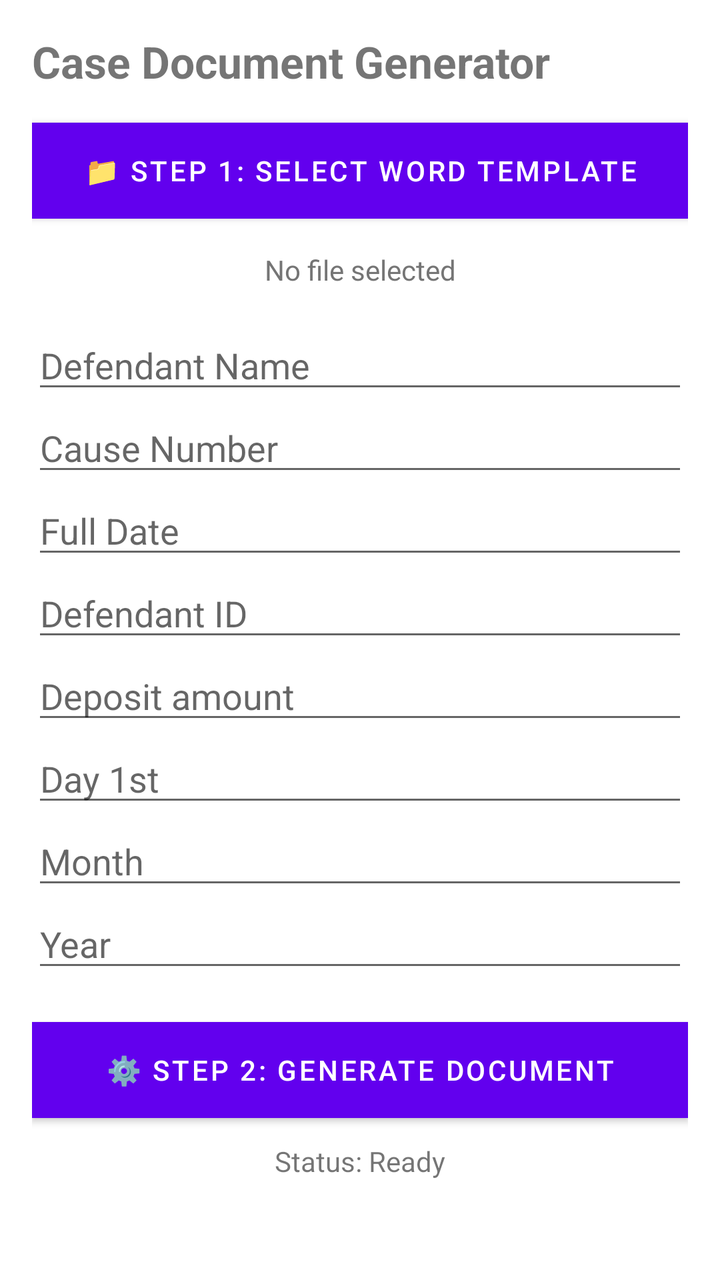
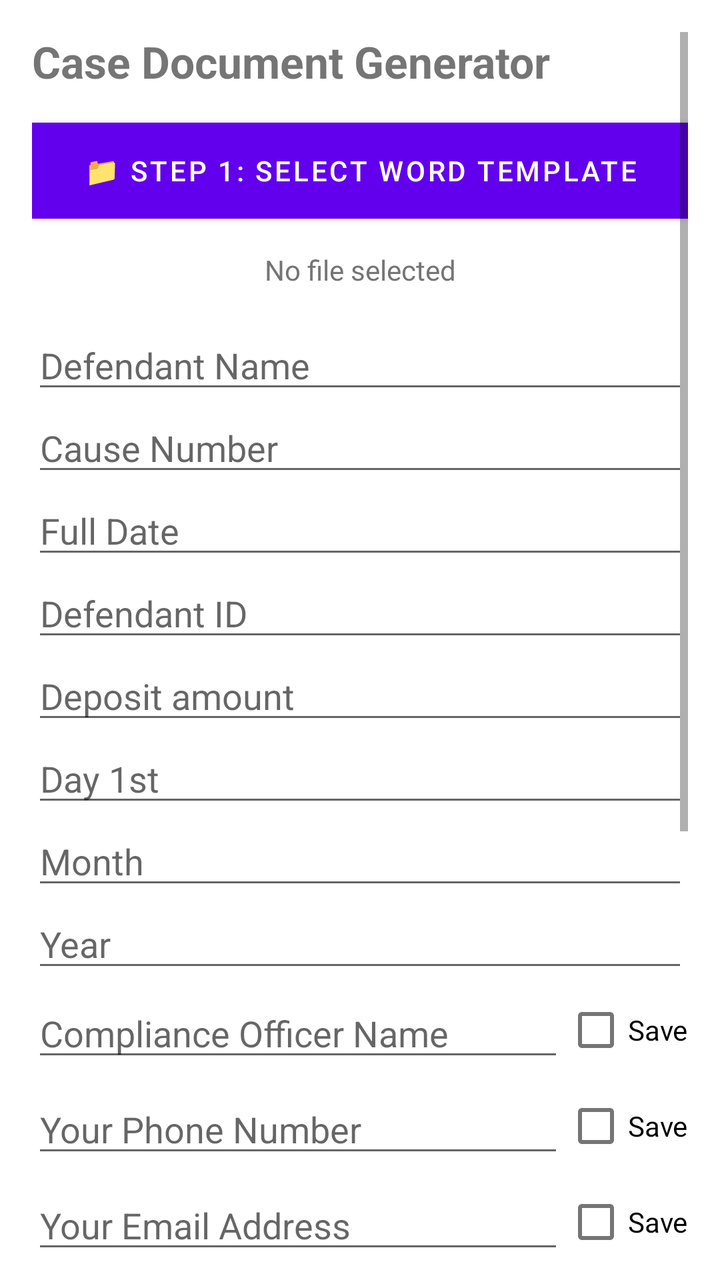

An Android layout rendered at two revisions. The XML below is the earlier revision; the diff shows what the commit changed to produce the second picture.
<!-- AndroidManifest.xml: fallback theme Theme.MaterialComponents.DayNight.NoActionBar -->
<!-- res/layout/activity_main.xml -->
<ScrollView xmlns:android="http://schemas.android.com/apk/res/android"
    android:layout_width="match_parent"
    android:layout_height="match_parent"
    android:padding="16dp">

    <LinearLayout
        android:layout_width="match_parent"
        android:layout_height="wrap_content"
        android:orientation="vertical">

        <TextView
            android:layout_width="match_parent"
            android:layout_height="wrap_content"
            android:text="Case Document Generator"
            android:textSize="22sp"
            android:textStyle="bold"
            android:layout_marginBottom="16dp"/>

        
        <Button android:id="@+id/btn_select_file"
            android:layout_width="match_parent"
            android:layout_height="wrap_content"
            android:text="📁 Step 1: Select Word Template"
            android:background="#4CAF50"
            android:textColor="#FFFFFF"
            android:layout_marginBottom="16dp"/>

        <TextView android:id="@+id/txt_selected_file"
            android:layout_width="match_parent"
            android:layout_height="wrap_content"
            android:text="No file selected"
            android:textColor="#757575"
            android:layout_marginBottom="16dp"
            android:textAlignment="center"/>

        
        <EditText android:id="@+id/input_defendant"
            android:layout_width="match_parent"
            android:layout_height="wrap_content"
            android:hint="Defendant Name" />

        <EditText android:id="@+id/input_causeno"
            android:layout_width="match_parent"
            android:layout_height="wrap_content"
            android:hint="Cause Number" />

        <EditText android:id="@+id/input_date"
            android:layout_width="match_parent"
            android:layout_height="wrap_content"
            android:hint="Full Date" />

        <EditText android:id="@+id/input_defid"
            android:layout_width="match_parent"
            android:layout_height="wrap_content"
            android:hint="Defendant ID" />
        
        <EditText android:id="@+id/input_deposit"
            android:layout_width="match_parent"
            android:layout_height="wrap_content"
            android:hint="Deposit amount" />
        
        <EditText android:id="@+id/input_day"
            android:layout_width="match_parent"
            android:layout_height="wrap_content"
            android:hint="Day 1st" />
        
        <EditText android:id="@+id/input_month"
            android:layout_width="match_parent"
            android:layout_height="wrap_content"
            android:hint="Month" />
        
        <EditText android:id="@+id/input_year"
            android:layout_width="match_parent"
            android:layout_height="wrap_content"
            android:hint="Year" />





        
        <Button android:id="@+id/btn_generate"
            android:layout_width="match_parent"
            android:layout_height="wrap_content"
            android:text="⚙️ Step 2: Generate Document"
            android:layout_marginTop="20dp"
            android:background="#2196F3"
            android:textColor="#FFFFFF"/>

        <TextView android:id="@+id/txt_status"
            android:layout_width="match_parent"
            android:layout_height="wrap_content"
            android:text="Status: Ready"
            android:layout_marginTop="12dp"
            android:textAlignment="center"/>
    </LinearLayout>
</ScrollView>
<!-- resources referenced by this layout -->
<resources>

</resources>

<!-- the commit's change to res/layout/activity_main.xml (unified diff, before → after) -->
@@ -16,7 +16,6 @@
             android:textStyle="bold"
             android:layout_marginBottom="16dp"/>
 
-        
         <Button android:id="@+id/btn_select_file"
             android:layout_width="match_parent"
             android:layout_height="wrap_content"
@@ -33,7 +32,6 @@
             android:layout_marginBottom="16dp"
             android:textAlignment="center"/>
 
-        
         <EditText android:id="@+id/input_defendant"
             android:layout_width="match_parent"
             android:layout_height="wrap_content"
@@ -53,32 +51,160 @@
             android:layout_width="match_parent"
             android:layout_height="wrap_content"
             android:hint="Defendant ID" />
-        
+
         <EditText android:id="@+id/input_deposit"
             android:layout_width="match_parent"
             android:layout_height="wrap_content"
             android:hint="Deposit amount" />
-        
+
         <EditText android:id="@+id/input_day"
             android:layout_width="match_parent"
             android:layout_height="wrap_content"
             android:hint="Day 1st" />
-        
+
         <EditText android:id="@+id/input_month"
             android:layout_width="match_parent"
             android:layout_height="wrap_content"
             android:hint="Month" />
-        
+
         <EditText android:id="@+id/input_year"
             android:layout_width="match_parent"
             android:layout_height="wrap_content"
             android:hint="Year" />
 
-
-
-
-
-        
+        <LinearLayout
+            android:layout_width="match_parent"
+            android:layout_height="wrap_content"
+            android:orientation="horizontal"
+            android:gravity="center_vertical">
+            <EditText android:id="@+id/input_co"
+                android:layout_width="0dp"
+                android:layout_height="wrap_content"
+                android:layout_weight="1"
+                android:hint="Compliance Officer Name" />
+            <CheckBox android:id="@+id/save_co"
+                android:layout_width="wrap_content"
+                android:layout_height="wrap_content"
+                android:text="Save" />
+        </LinearLayout>
+
+        <LinearLayout
+            android:layout_width="match_parent"
+            android:layout_height="wrap_content"
+            android:orientation="horizontal"
+            android:gravity="center_vertical">
+            <EditText android:id="@+id/input_phone"
+                android:layout_width="0dp"
+                android:layout_height="wrap_content"
+                android:layout_weight="1"
+                android:hint="Your Phone Number"
+                android:inputType="phone" />
+            <CheckBox android:id="@+id/save_phone"
+                android:layout_width="wrap_content"
+                android:layout_height="wrap_content"
+                android:text="Save" />
+        </LinearLayout>
+
+        <LinearLayout
+            android:layout_width="match_parent"
+            android:layout_height="wrap_content"
+            android:orientation="horizontal"
+            android:gravity="center_vertical">
+            <EditText android:id="@+id/input_email"
+                android:layout_width="0dp"
+                android:layout_height="wrap_content"
+                android:layout_weight="1"
+                android:hint="Your Email Address"
+                android:inputType="textEmailAddress" />
+            <CheckBox android:id="@+id/save_email"
+                android:layout_width="wrap_content"
+                android:layout_height="wrap_content"
+                android:text="Save" />
+        </LinearLayout>
+
+        <LinearLayout
+            android:layout_width="match_parent"
+            android:layout_height="wrap_content"
+            android:orientation="horizontal"
+            android:gravity="center_vertical">
+            <EditText android:id="@+id/input_badge"
+                android:layout_width="0dp"
+                android:layout_height="wrap_content"
+                android:layout_weight="1"
+                android:hint="Your Badge ID" />
+            <CheckBox android:id="@+id/save_badge"
+                android:layout_width="wrap_content"
+                android:layout_height="wrap_content"
+                android:text="Save" />
+        </LinearLayout>
+
+        <LinearLayout
+            android:layout_width="match_parent"
+            android:layout_height="wrap_content"
+            android:orientation="horizontal"
+            android:gravity="center_vertical">
+            <EditText android:id="@+id/input_gps"
+                android:layout_width="0dp"
+                android:layout_height="wrap_content"
+                android:layout_weight="1"
+                android:hint="$ for GPS Deposit"
+                android:inputType="numberDecimal" />
+            <CheckBox android:id="@+id/save_gps"
+                android:layout_width="wrap_content"
+                android:layout_height="wrap_content"
+                android:text="Save" />
+        </LinearLayout>
+
+        <LinearLayout
+            android:layout_width="match_parent"
+            android:layout_height="wrap_content"
+            android:orientation="horizontal"
+            android:gravity="center_vertical">
+            <EditText android:id="@+id/input_pro"
+                android:layout_width="0dp"
+                android:layout_height="wrap_content"
+                android:layout_weight="1"
+                android:hint="$ for Program"
+                android:inputType="numberDecimal" />
+            <CheckBox android:id="@+id/save_pro"
+                android:layout_width="wrap_content"
+                android:layout_height="wrap_content"
+                android:text="Save" />
+        </LinearLayout>
+
+        <LinearLayout
+            android:layout_width="match_parent"
+            android:layout_height="wrap_content"
+            android:orientation="horizontal"
+            android:gravity="center_vertical">
+            <EditText android:id="@+id/input_tax"
+                android:layout_width="0dp"
+                android:layout_height="wrap_content"
+                android:layout_weight="1"
+                android:hint="All state and county tax"
+                android:inputType="numberDecimal" />
+            <CheckBox android:id="@+id/save_tax"
+                android:layout_width="wrap_content"
+                android:layout_height="wrap_content"
+                android:text="Save" />
+        </LinearLayout>
+
+        <LinearLayout
+            android:layout_width="match_parent"
+            android:layout_height="wrap_content"
+            android:orientation="horizontal"
+            android:gravity="center_vertical">
+            <EditText android:id="@+id/input_judge"
+                android:layout_width="0dp"
+                android:layout_height="wrap_content"
+                android:layout_weight="1"
+                android:hint="Judge Name" />
+            <CheckBox android:id="@+id/save_judge"
+                android:layout_width="wrap_content"
+                android:layout_height="wrap_content"
+                android:text="Save" />
+        </LinearLayout>
+
         <Button android:id="@+id/btn_generate"
             android:layout_width="match_parent"
             android:layout_height="wrap_content"
